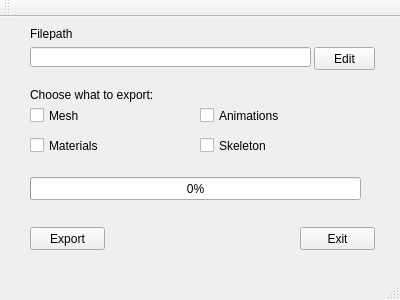
Above: ExportBBF/ExportBBF/mainwindow.ui from Chringo/Exporter before the change. Below: the same form after it.
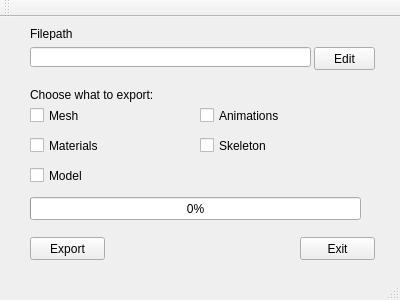
That is the form after the change.

Commit message: ADD: added model export class

What changed in the file:
```diff
--- a/ExportBBF/ExportBBF/mainwindow.ui
+++ b/ExportBBF/ExportBBF/mainwindow.ui
@@ -18,7 +18,7 @@
     <property name="geometry">
      <rect>
       <x>30</x>
-      <y>210</y>
+      <y>220</y>
       <width>75</width>
       <height>23</height>
      </rect>
@@ -31,7 +31,7 @@
     <property name="geometry">
      <rect>
       <x>300</x>
-      <y>210</y>
+      <y>220</y>
       <width>75</width>
       <height>23</height>
      </rect>
@@ -44,7 +44,7 @@
     <property name="geometry">
      <rect>
       <x>30</x>
-      <y>160</y>
+      <y>180</y>
       <width>331</width>
       <height>23</height>
      </rect>
@@ -154,6 +154,19 @@
      <string>Mesh</string>
     </property>
    </widget>
+   <widget class="QCheckBox" name="modelBox">
+    <property name="geometry">
+     <rect>
+      <x>30</x>
+      <y>150</y>
+      <width>70</width>
+      <height>17</height>
+     </rect>
+    </property>
+    <property name="text">
+     <string>Model</string>
+    </property>
+   </widget>
   </widget>
   <widget class="QToolBar" name="mainToolBar">
    <attribute name="toolBarArea">
```
The commit also changes 5 other files.
